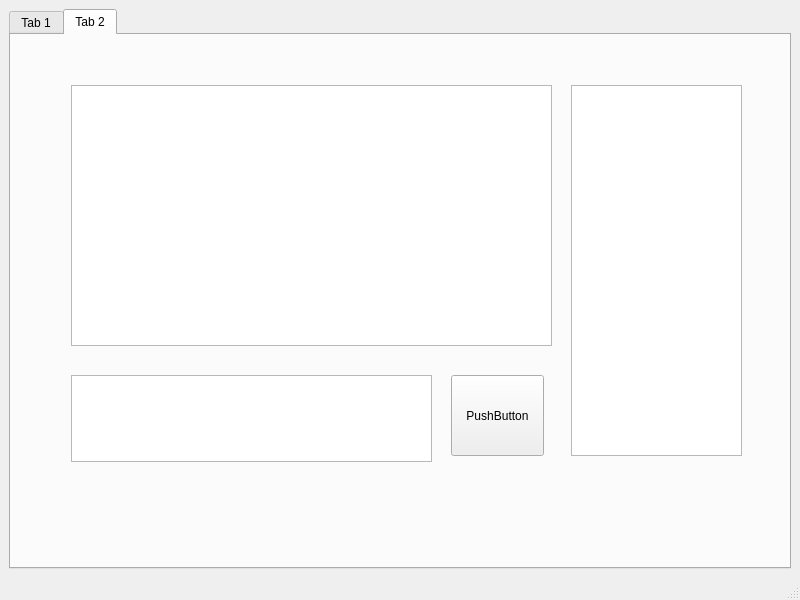
Above: Client/mainwindow.ui from StasBraginets/NG_STAS_BRAGINETS_PROJECT before the change. Below: the same form after it.
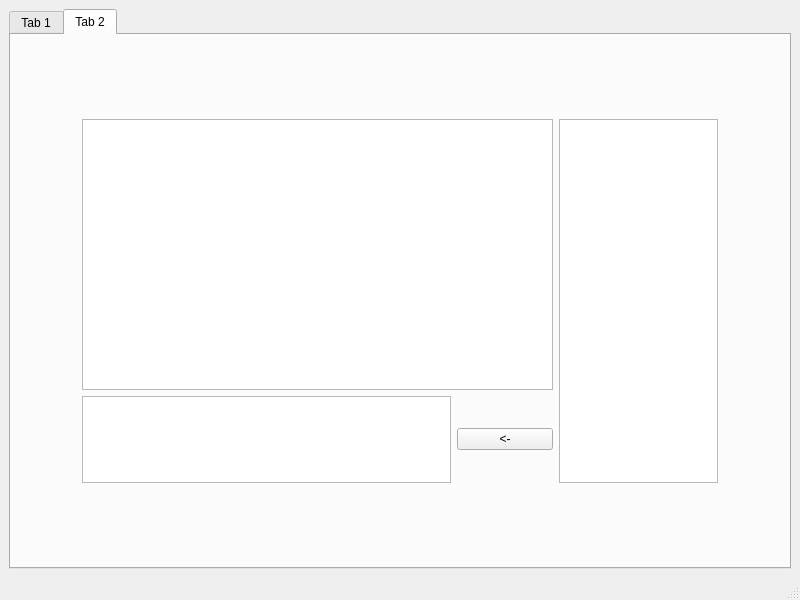
That is the form after the change. The open tabs and pages were chosen to show the change.

Commit message: Added the Line Edit for inputing the enctyptor value. Added the encryptor and decryptor. To Fixe: server is sending nicknames incorrectly

```diff
--- a/Client/mainwindow.ui
+++ b/Client/mainwindow.ui
@@ -94,49 +94,118 @@
        <attribute name="title">
         <string>Tab 2</string>
        </attribute>
+       <layout class="QGridLayout" name="gridLayout">
+        <item row="0" column="1">
+         <spacer name="verticalSpacer">
+          <property name="orientation">
+           <enum>Qt::Vertical</enum>
+          </property>
+          <property name="sizeHint" stdset="0">
+           <size>
+            <width>20</width>
+            <height>41</height>
+           </size>
+          </property>
+         </spacer>
+        </item>
+        <item row="1" column="0">
+         <spacer name="horizontalSpacer">
+          <property name="orientation">
+           <enum>Qt::Horizontal</enum>
+          </property>
+          <property name="sizeHint" stdset="0">
+           <size>
+            <width>45</width>
+            <height>20</height>
+           </size>
+          </property>
+         </spacer>
+        </item>
+        <item row="1" column="1" colspan="2">
+         <layout class="QHBoxLayout" name="horizontalLayout_3">
+          <item>
+           <layout class="QVBoxLayout" name="verticalLayout_5">
+            <item>
        <widget class="QPlainTextEdit" name="p_chat">
-        <property name="geometry">
-         <rect>
-          <x>60</x>
-          <y>50</y>
-          <width>481</width>
-          <height>261</height>
-         </rect>
-        </property>
-       </widget>
+              <property name="enabled">
+               <bool>true</bool>
+              </property>
+              <property name="minimumSize">
+               <size>
+                <width>471</width>
+                <height>271</height>
+               </size>
+              </property>
+             </widget>
+            </item>
+            <item>
+             <layout class="QHBoxLayout" name="horizontalLayout_2">
+              <item>
        <widget class="QPlainTextEdit" name="p_message">
-        <property name="geometry">
-         <rect>
-          <x>60</x>
-          <y>340</y>
-          <width>361</width>
+                <property name="minimumSize">
+                 <size>
+                  <width>0</width>
+                  <height>0</height>
+                 </size>
+                </property>
+                <property name="maximumSize">
+                 <size>
+                  <width>369</width>
           <height>87</height>
-         </rect>
-        </property>
-       </widget>
-       <widget class="QListWidget" name="listWidget">
-        <property name="geometry">
-         <rect>
-          <x>560</x>
-          <y>50</y>
-          <width>171</width>
-          <height>371</height>
-         </rect>
-        </property>
-       </widget>
+                 </size>
+                </property>
+               </widget>
+              </item>
+              <item>
        <widget class="QPushButton" name="b_send">
-        <property name="geometry">
-         <rect>
-          <x>440</x>
-          <y>340</y>
-          <width>93</width>
-          <height>81</height>
-         </rect>
-        </property>
         <property name="text">
-         <string>PushButton</string>
-        </property>
-       </widget>
+                 <string>&lt;-</string>
+                </property>
+               </widget>
+              </item>
+             </layout>
+            </item>
+           </layout>
+          </item>
+          <item>
+           <widget class="QListWidget" name="lw_nicknames">
+            <property name="maximumSize">
+             <size>
+              <width>159</width>
+              <height>369</height>
+             </size>
+            </property>
+           </widget>
+          </item>
+         </layout>
+        </item>
+        <item row="1" column="3">
+         <spacer name="horizontalSpacer_2">
+          <property name="orientation">
+           <enum>Qt::Horizontal</enum>
+          </property>
+          <property name="sizeHint" stdset="0">
+           <size>
+            <width>44</width>
+            <height>20</height>
+           </size>
+          </property>
+         </spacer>
+        </item>
+        <item row="2" column="2">
+         <spacer name="verticalSpacer_2">
+          <property name="orientation">
+           <enum>Qt::Vertical</enum>
+          </property>
+          <property name="sizeHint" stdset="0">
+           <size>
+            <width>20</width>
+            <height>40</height>
+           </size>
+          </property>
+         </spacer>
+        </item>
+       </layout>
       </widget>
      </widget>
     </item>
```
Left out of the diff: 80 changed lines with no effect on the pictures. Lines whose indentation alone changed are shown as unchanged. The commit also changes 4 other files.
